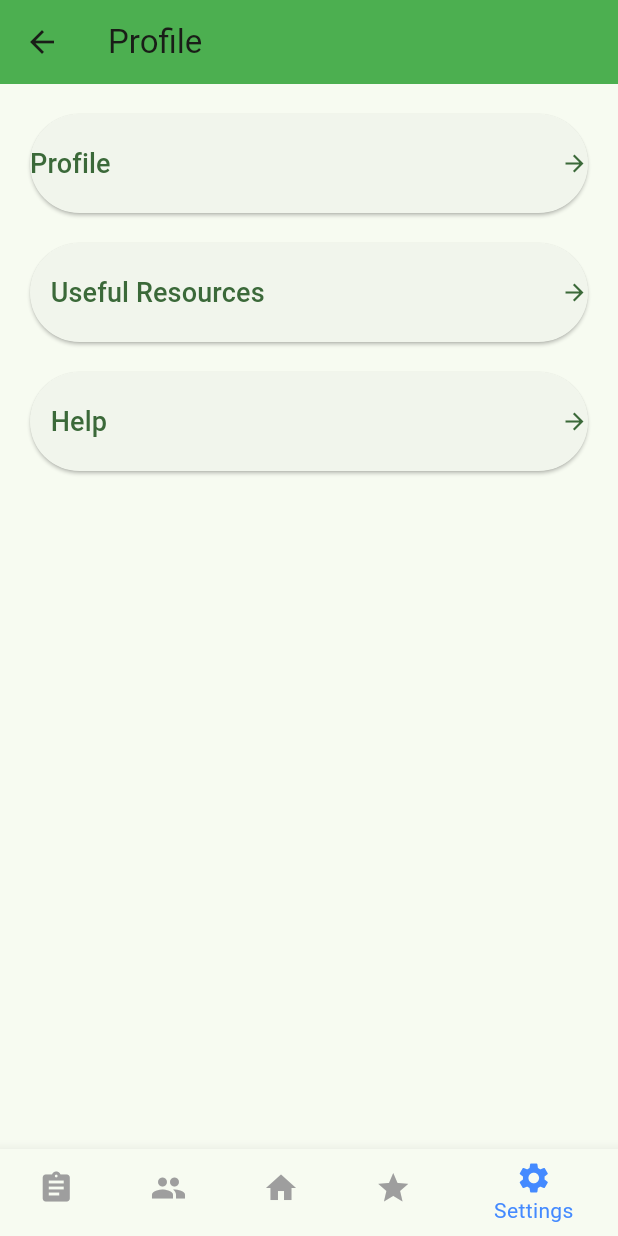
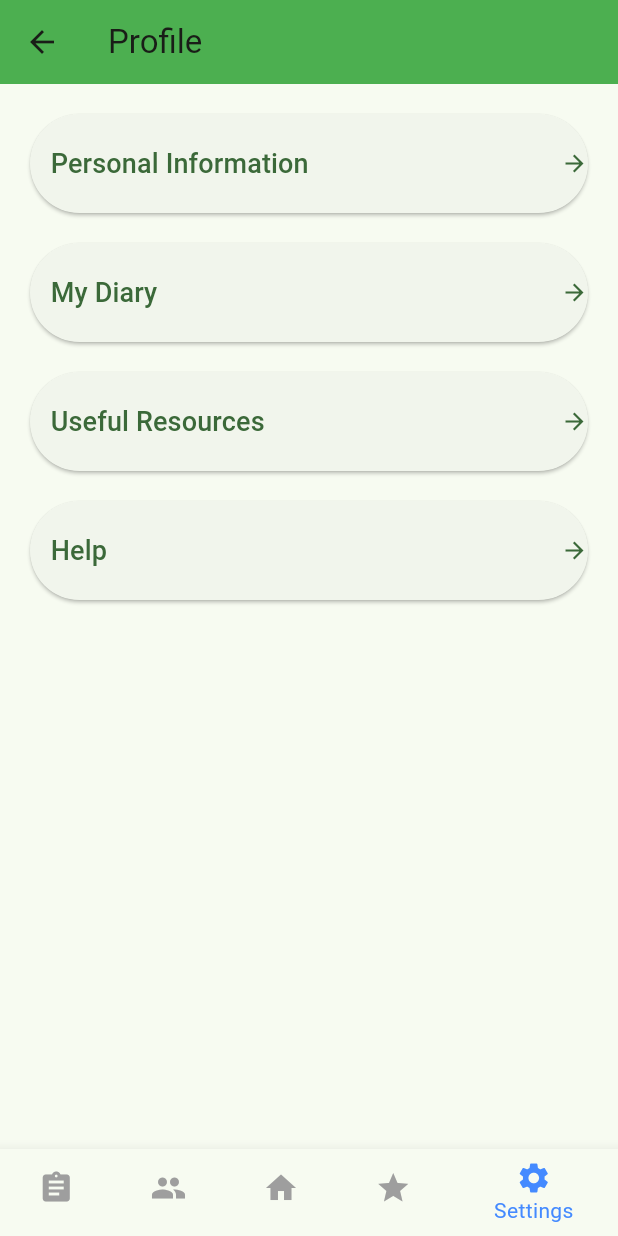
Before and after one commit to rfeuz/bellapp, a Flutter app: the screen it shows after launch, item 5 of the bottom bar chosen, on a phone screen of 412 x 824 dp. Run offline on Flutter 3.47's test engine with Material 3 defaults, Android fonts, the light colour scheme and no system bars.

Commit message:
new setting

```diff
--- a/lib/settings.dart
+++ b/lib/settings.dart
@@ -87,7 +87,29 @@ class _Settings extends State<Settings> {
               child: Row(
                 mainAxisAlignment: MainAxisAlignment.spaceBetween,
                 children: [
-                  Text('Profile',
+                  Text('   Personal Information',
+                    textAlign: TextAlign.left,
+                    style: TextStyle(fontSize: 18),
+                  ),
+                  Icon(Icons.arrow_forward),
+                ],
+              ),
+            ),
+            SizedBox(height: 20),
+            ElevatedButton(
+              onPressed: () {
+                Navigator.push(
+                  context,
+                  MaterialPageRoute(builder: (context) => ProfilePage()),
+                );
+              },
+              style: ElevatedButton.styleFrom(
+                padding: EdgeInsets.symmetric(vertical: 20.0),
+              ),
+              child: Row(
+                mainAxisAlignment: MainAxisAlignment.spaceBetween,
+                children: [
+                  Text('   My Diary',
                     textAlign: TextAlign.left,
                     style: TextStyle(fontSize: 18),
                   ),
@@ -120,7 +142,6 @@ class _Settings extends State<Settings> {
                 ],
               ),
             ),
-
             SizedBox(height: 20),
             // Slider for help
             ElevatedButton(
@@ -180,7 +201,6 @@ class _Settings extends State<Settings> {
     );
   }
 }
-
 
 class ProfilePage extends StatefulWidget {
   @override
@@ -388,8 +408,6 @@ class _ProfilePageState extends State<ProfilePage> {
   }
 }
 
-
-
 class HelpPage extends StatefulWidget {
   @override
   _HelpPage createState() => _HelpPage();
@@ -405,7 +423,6 @@ class _HelpPage extends State<HelpPage> {
     Challenges(),
     Text('Settings'),
   ];
-
 
   void _onItemTapped(int index) {
     setState(() {
@@ -444,7 +461,6 @@ class _HelpPage extends State<HelpPage> {
       }
     });
   }
-
   @override
   Widget build(BuildContext context) {
     return Scaffold(
@@ -537,18 +553,13 @@ class _HelpPage extends State<HelpPage> {
   }
 }
 
-
-
 class UsefulResourcesPage extends StatefulWidget {
   @override
   _UsefulResourcesPage createState() => _UsefulResourcesPage();
 }
 
-
 class _UsefulResourcesPage extends State<UsefulResourcesPage> {
-
   int _selectedIndex = 4;
-
   static List<Widget> _widgetOptions = <Widget>[
     Survey(),
     Communities(),
@@ -556,8 +567,6 @@ class _UsefulResourcesPage extends State<UsefulResourcesPage> {
     Challenges(),
     Text('Settings'),
   ];
-
-
   void _onItemTapped(int index) {
     setState(() {
       _selectedIndex = index;
@@ -595,7 +604,6 @@ class _UsefulResourcesPage extends State<UsefulResourcesPage> {
       }
     });
   }
-
   @override
   Widget build(BuildContext context) {
     return Scaffold(
```
